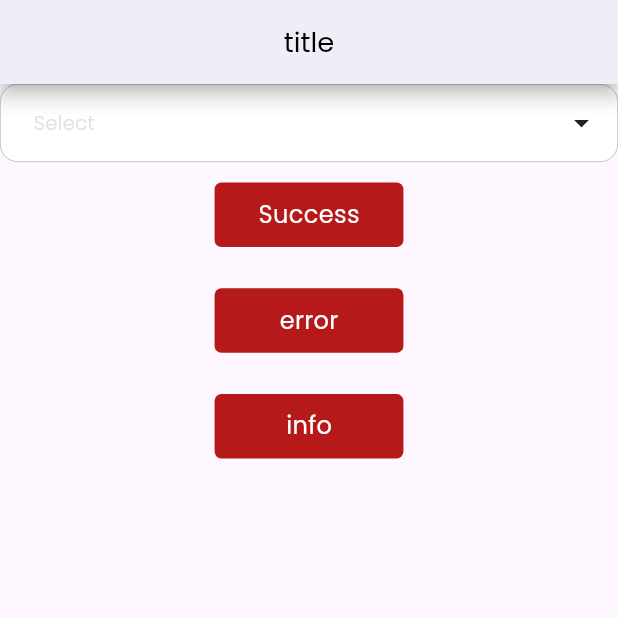
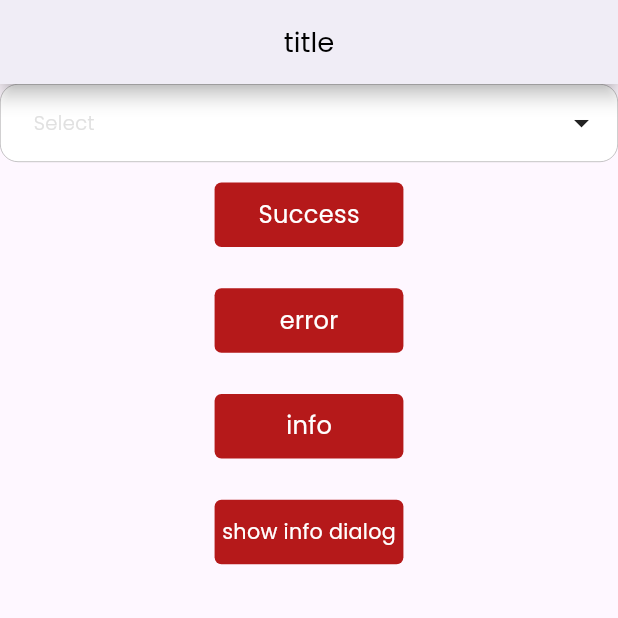
Before and after one commit to abdalghanisabbagh/control_system, a Flutter app: the screen it shows after launch, on a phone screen of 412 x 824 dp, the top half of it. Run offline on Flutter 3.47's test engine with Material 3 defaults, Android fonts, the phone set to English and light mode, and no system bars; drawn by our look-alikes of multi_dropdown; our stand-ins replace another_flushbar, awesome_dialog, flutter_screenutil, get, go_router, google_fonts.

Commit message:
✨ Add custom dialog to show info in Home Screen
Added a customized button to show an info dialog in the Home Screen, utilizing
the 'Awesome Dialog' package.

```diff
--- /dev/null
+++ b/lib/presentation/resource_manager/ReusableWidget/show_dialgue.dart
@@ -0,0 +1,38 @@
+// ignore_for_file: public_member_api_docs, sort_constructors_first
+import 'package:awesome_dialog/awesome_dialog.dart';
+import 'package:flutter/material.dart';
+
+class MyAwesomeDialogue {
+  final String title;
+  final String desc;
+  final DialogType dialogType;
+
+  VoidCallback? btnOkOnPressed;
+  VoidCallback? btnCancelOnPressed;
+  Widget? customBody;
+  AnimType? animType;
+  bool? useRootNavigator;
+
+  MyAwesomeDialogue({
+    required this.title,
+    required this.desc,
+    required this.dialogType,
+    this.btnOkOnPressed,
+    this.btnCancelOnPressed,
+    this.customBody,
+    this.animType,
+    this.useRootNavigator,
+  });
+
+  void showDialogue(BuildContext context) {
+    AwesomeDialog(
+      context: context,
+      dialogType: dialogType,
+      title: title,
+      desc: desc,
+      btnCancelOnPress: btnCancelOnPressed,
+      btnOkOnPress: btnOkOnPressed,
+      animType: animType ?? AnimType.scale,
+    ).show();
+  }
+}
--- a/lib/presentation/views/home/home_screen.dart
+++ b/lib/presentation/views/home/home_screen.dart
@@ -1,7 +1,9 @@
+import 'package:awesome_dialog/awesome_dialog.dart';
 import 'package:control_system/domain/controllers/home_controller.dart';
 import 'package:control_system/presentation/resource_manager/ReusableWidget/customized_button.dart';
 import 'package:control_system/presentation/resource_manager/ReusableWidget/drop_down_button.dart';
 import 'package:control_system/presentation/resource_manager/ReusableWidget/my_snak_bar.dart';
+import 'package:control_system/presentation/resource_manager/ReusableWidget/show_dialgue.dart';
 import 'package:flutter/material.dart';
 import 'package:get/get.dart';
 
@@ -40,6 +42,18 @@ class HomeScreen extends GetView<HomeController> {
                 MyFlashBar.showInfo("hi", "hello").show(context);
               },
             ),
+            CustomizedButton(
+              buttonTitle: "show info dialog",
+              onPressed: () {
+                MyAwesomeDialogue(
+                  title: "hi",
+                  desc: "hello",
+                  dialogType: DialogType.info,
+                  btnCancelOnPressed: () => Get.back(),
+                  btnOkOnPressed: () => Get.back(),
+                ).showDialogue(context);
+              },
+            ),
           ],
         ),
       ),
--- a/pubspec.yaml
+++ b/pubspec.yaml
@@ -15,6 +15,7 @@ dependencies:
   flutter_screenutil: ^5.9.0
   multi_dropdown: ^2.1.4
   another_flushbar: ^1.12.30
+  awesome_dialog: ^3.2.1
 
 dev_dependencies:
   flutter_test:
```
Also changed, not shown: pubspec.lock, 5 other files.
